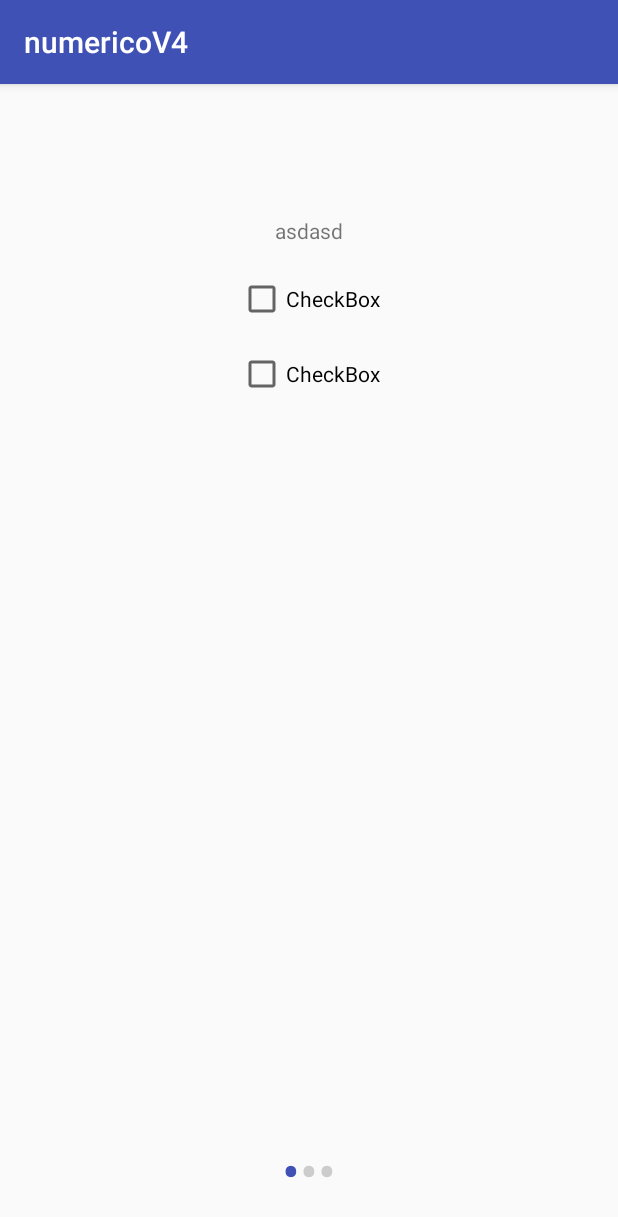
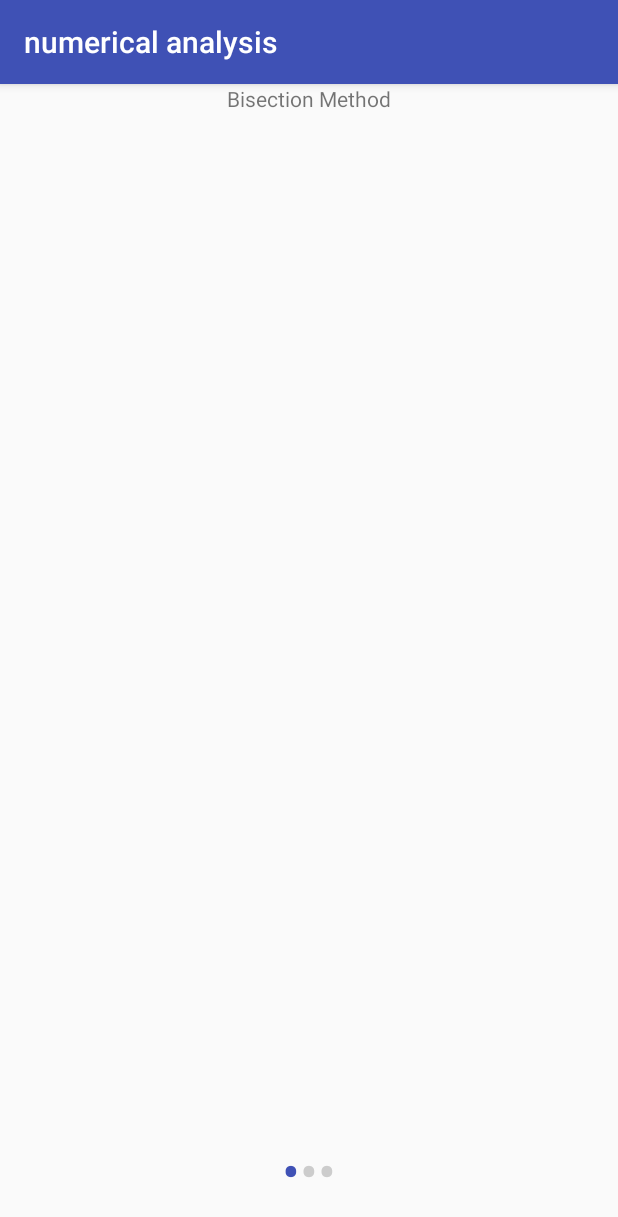
Before and after one commit to sebospc/numerical_analysis_2s, an Android app: the fragment oneVariable shown on its own in the app's theme, on a phone screen of 412 x 824 dp. Shown: the top 1217 px of the screen. Run offline under Robolectric (Android 15) with nearby library versions, the phone set to English and light mode, and no system bars.

```diff
--- a/app/src/main/java/com/example/sacrew/numericov4/SliderAdapter.java
+++ b/app/src/main/java/com/example/sacrew/numericov4/SliderAdapter.java
@@ -16,25 +16,18 @@ public class SliderAdapter extends PagerAdapter {
 
     Context context;
     LayoutInflater layoutInflater;
-
-    public SliderAdapter(Context context ){
+    String [] titles;
+    int layout;
+    public SliderAdapter(Context context,String[] titles,int layout ){
+        this.titles = titles;
         this.context = context;
+        this.layout = layout;
     }
 
-    public String[] slide_handlings = {
-            "EAT",
-            "Sleep",
-            "CODE"
-    };
-    public String [] slide_descs ={
-            "asdasd",
-            "dddddd",
-            "ssssss"
-    };
 
     @Override
     public int getCount() {
-        return slide_handlings.length;
+        return this.titles.length;
     }
 
     @Override
@@ -45,9 +38,9 @@ public class SliderAdapter extends PagerAdapter {
     @Override
     public Object instantiateItem(ViewGroup container, int position) {
         layoutInflater = (LayoutInflater) context.getSystemService(context.LAYOUT_INFLATER_SERVICE);
-        View view  = layoutInflater.inflate(R.layout.slide_one_variable,container,false);
+        View view  = layoutInflater.inflate(layout,container,false);
         TextView desc = view.findViewById(R.id.slide_desc);
-        desc.setText(slide_descs[position]);
+        desc.setText(titles[position]);
         container.addView(view);
         return view;
     }
--- a/app/src/main/java/com/example/sacrew/numericov4/oneVariable.java
+++ b/app/src/main/java/com/example/sacrew/numericov4/oneVariable.java
@@ -33,7 +33,13 @@ public class oneVariable extends Fragment {
         slideView = view.findViewById(R.id.viewPager);
         dotLayout = view.findViewById(R.id.dotLayout);
         dotLayout.setGravity(Gravity.CENTER);
-        sliderAdapter = new SliderAdapter(this.getActivity());
+        String [] titles ={
+                "Bisection Method",
+                "FakeRule Method",
+                "FixedPoint Method",
+                "Incremental search"
+        };
+        sliderAdapter = new SliderAdapter(this.getActivity(),titles,R.layout.slide_one_variable);
         slideView.setAdapter(sliderAdapter);
         slideView.addOnPageChangeListener(viewListener);
         addDotsIndicator(0);
--- a/app/src/main/res/layout/slide_one_variable.xml
+++ b/app/src/main/res/layout/slide_one_variable.xml
@@ -3,30 +3,10 @@
     xmlns:android="http://schemas.android.com/apk/res/android" android:layout_width="match_parent"
     android:layout_height="match_parent">
 
-    <CheckBox
-        android:id="@+id/checkBox"
-        android:layout_width="wrap_content"
-        android:layout_height="wrap_content"
-        android:layout_alignParentTop="true"
-        android:layout_centerHorizontal="true"
-        android:layout_marginTop="127dp"
-        android:text="CheckBox" />
-
-    <CheckBox
-        android:id="@+id/checkBox2"
-        android:layout_width="wrap_content"
-        android:layout_height="wrap_content"
-        android:layout_alignEnd="@+id/checkBox"
-        android:layout_alignRight="@+id/checkBox"
-        android:layout_below="@+id/checkBox"
-        android:layout_marginTop="18dp"
-        android:text="CheckBox" />
-
     <TextView
         android:id="@+id/slide_desc"
         android:layout_width="wrap_content"
         android:layout_height="wrap_content"
-        android:layout_above="@+id/checkBox2"
         android:layout_centerHorizontal="true"
         android:layout_marginBottom="52dp"
         android:text="TextView" />
--- a/app/src/main/res/values/strings.xml
+++ b/app/src/main/res/values/strings.xml
@@ -1,3 +1,3 @@
 <resources>
-    <string name="app_name">numericoV4</string>
+    <string name="app_name">numerical analysis</string>
 </resources>
```
